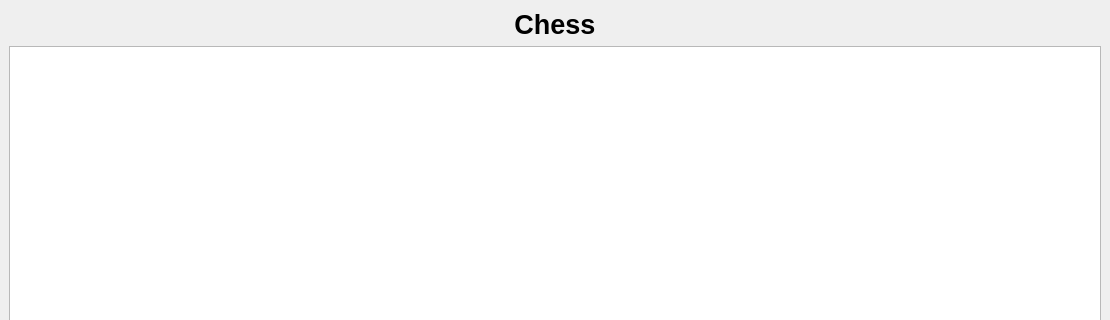
This is mainWindow.ui in SzymonK1306/Chess as Qt 5 draws it before an edit; both pictures show x 0 to 1110 and y 0 to 320 of the 1110 by 886 pixel window. The edited form follows.
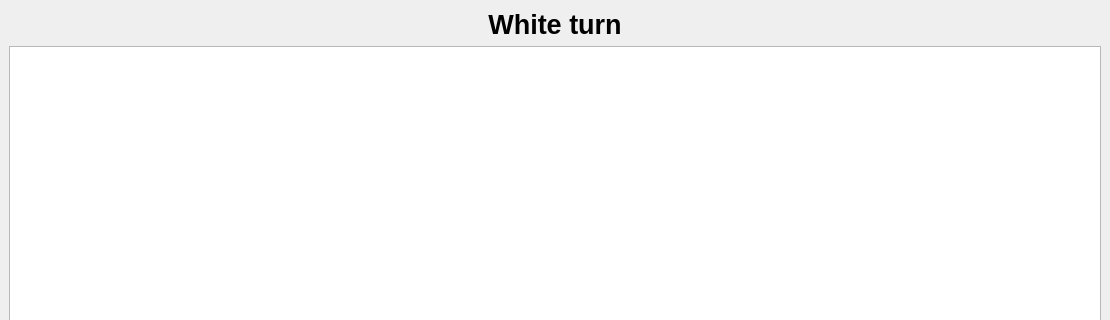
This is the edited form.

The edit to the form file:
```diff
--- a/mainWindow.ui
+++ b/mainWindow.ui
@@ -18,7 +18,7 @@
     <item>
      <widget class="QLabel" name="title_label">
       <property name="text">
-       <string>&lt;html&gt;&lt;head/&gt;&lt;body&gt;&lt;p align=&quot;center&quot;&gt;&lt;span style=&quot; font-size:20pt; font-weight:700;&quot;&gt;Chess&lt;/span&gt;&lt;/p&gt;&lt;/body&gt;&lt;/html&gt;</string>
+       <string>&lt;html&gt;&lt;head/&gt;&lt;body&gt;&lt;p align=&quot;center&quot;&gt;&lt;span style=&quot; font-size:20pt; font-weight:700;&quot;&gt;White turn&lt;/span&gt;&lt;/p&gt;&lt;/body&gt;&lt;/html&gt;</string>
       </property>
      </widget>
     </item>
```
